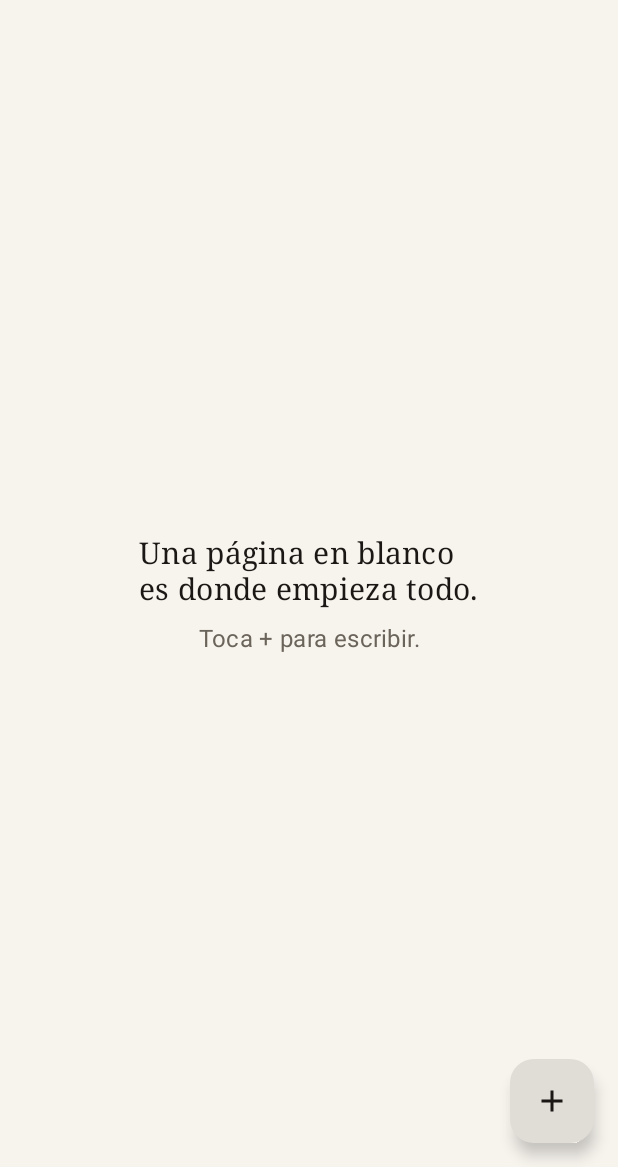
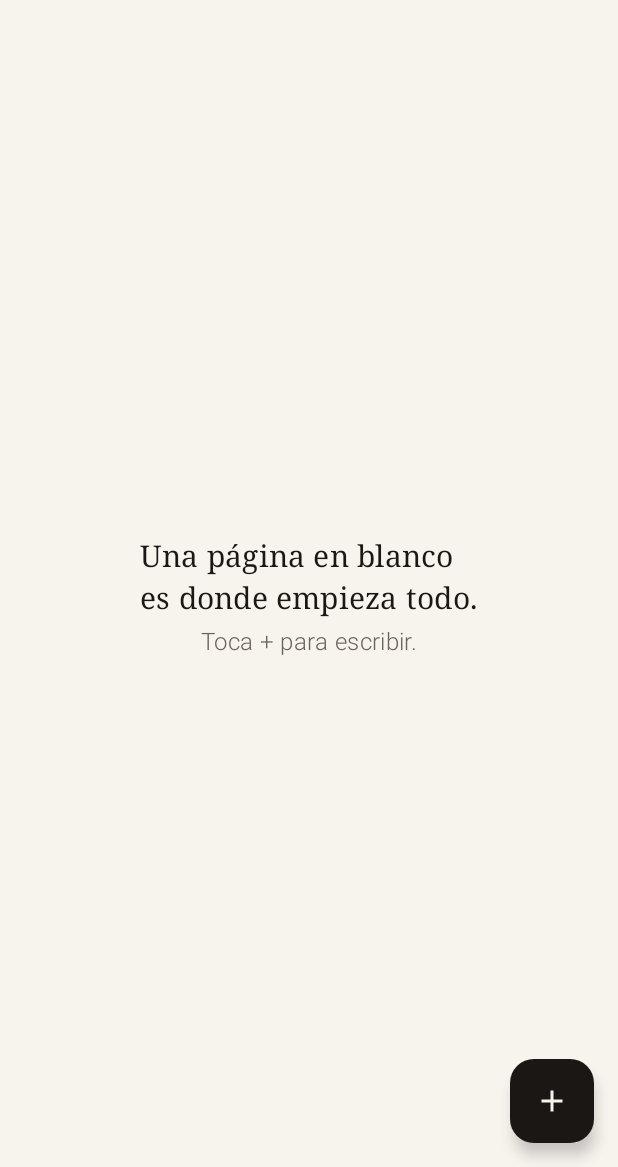
Before and after one commit to wandersepulveda2013/ordia-android, an Android app built with Jetpack Compose: the screen it shows after launch (MainActivity), on a phone screen of 412 x 824 dp, the part 69-1236 px from its top. Run offline under Robolectric (Android 15) with nearby library versions, the phone set to English and light mode, and no system bars; our stand-ins replace Room's generated code.

```diff
--- a/app/src/main/java/com/ordia/app/ui/screens/NotesListScreen.kt
+++ b/app/src/main/java/com/ordia/app/ui/screens/NotesListScreen.kt
@@ -12,6 +12,7 @@ import androidx.compose.foundation.layout.size
 import androidx.compose.foundation.lazy.LazyColumn
 import androidx.compose.foundation.lazy.items
 import androidx.compose.material.icons.Icons
+import androidx.compose.material.icons.automirrored.outlined.ArrowForward
 import androidx.compose.material.icons.outlined.Add
 import androidx.compose.material.icons.outlined.MoreVert
 import androidx.compose.material.icons.outlined.PushPin
@@ -37,6 +38,7 @@ import androidx.compose.ui.Modifier
 import androidx.compose.ui.text.style.TextOverflow
 import androidx.compose.ui.unit.dp
 import com.ordia.app.data.NoteEntity
+import com.ordia.app.ui.components.OrdiaSurface
 import java.text.DateFormat
 import java.util.Date
 
@@ -49,6 +51,7 @@ fun NotesListScreen(
     onDeleteNote: (NoteEntity) -> Unit,
     onTogglePin: (NoteEntity) -> Unit,
 ) {
+    OrdiaSurface {
       Scaffold(
         topBar = {
             TopAppBar(
@@ -62,11 +65,11 @@ fun NotesListScreen(
         floatingActionButton = {
             FloatingActionButton(
                 onClick = onCreateNote,
-                containerColor = MaterialTheme.colorScheme.background,
-                contentColor = MaterialTheme.colorScheme.onBackground,
+                containerColor = MaterialTheme.colorScheme.primary,
+                contentColor = MaterialTheme.colorScheme.onPrimary,
             ) { Icon(Icons.Outlined.Add, contentDescription = "Nueva nota") }
         },
-        containerColor = MaterialTheme.colorScheme.background,
+        containerColor = androidx.compose.ui.graphics.Color.Transparent,
       ) { padding ->
           if (notes.isEmpty()) {
               EmptyState(padding)
@@ -78,6 +81,7 @@ fun NotesListScreen(
                   items(notes, key = { it.id }) { note ->
                       NoteRow(note, onOpenNote, onTogglePin, onDeleteNote)
                       HorizontalDivider(color = MaterialTheme.colorScheme.outline.copy(alpha = 0.4f))
+                  }
               }
           }
       }
--- a/app/src/main/java/com/ordia/app/ui/theme/Theme.kt
+++ b/app/src/main/java/com/ordia/app/ui/theme/Theme.kt
@@ -46,18 +46,9 @@ fun NotepadTheme(
     darkTheme: Boolean = isSystemInDarkTheme(),
     content: @Composable () -> Unit,
 ) {
-    val base = Typography()
-    val type = Typography(
-        bodyLarge = base.bodyLarge.copy(fontSize = 17.sp, lineHeight = 28.sp),
-        bodyMedium = base.bodyMedium.copy(fontSize = 16.sp, lineHeight = 26.sp),
-        titleLarge = base.titleLarge.copy(fontFamily = FontFamily.Serif, fontSize = 24.sp),
-        titleMedium = base.titleMedium.copy(fontFamily = FontFamily.Serif, fontSize = 20.sp),
-        titleSmall = base.titleSmall.copy(fontFamily = FontFamily.Serif),
-        labelSmall = base.labelSmall.copy(fontSize = 11.sp),
-    )
     MaterialTheme(
         colorScheme = if (darkTheme) DarkPaper else LightPaper,
-        typography = type,
+        typography = Typography,
         content = content,
     )
 }
--- /dev/null
+++ b/app/src/main/java/com/ordia/app/ui/theme/Type.kt
@@ -0,0 +1,52 @@
+package com.ordia.app.ui.theme
+
+import androidx.compose.material3.Typography
+import androidx.compose.ui.text.TextStyle
+import androidx.compose.ui.text.font.FontFamily
+import androidx.compose.ui.text.font.FontWeight
+import androidx.compose.ui.unit.sp
+
+val Typography = Typography(
+    bodyLarge = TextStyle(
+        fontFamily = FontFamily.Default,
+        fontWeight = FontWeight.Normal,
+        fontSize = 17.sp,
+        lineHeight = 28.sp,
+        letterSpacing = 0.5.sp
+    ),
+    bodyMedium = TextStyle(
+        fontFamily = FontFamily.Default,
+        fontWeight = FontWeight.Light,
+        fontSize = 16.sp,
+        lineHeight = 26.sp,
+        letterSpacing = 0.25.sp
+    ),
+    titleLarge = TextStyle(
+        fontFamily = FontFamily.Serif,
+        fontWeight = FontWeight.Medium,
+        fontSize = 24.sp,
+        lineHeight = 32.sp,
+        letterSpacing = 0.sp
+    ),
+    titleMedium = TextStyle(
+        fontFamily = FontFamily.Serif,
+        fontWeight = FontWeight.Medium,
+        fontSize = 20.sp,
+        lineHeight = 28.sp,
+        letterSpacing = 0.15.sp
+    ),
+    titleSmall = TextStyle(
+        fontFamily = FontFamily.Serif,
+        fontWeight = FontWeight.Medium,
+        fontSize = 16.sp,
+        lineHeight = 24.sp,
+        letterSpacing = 0.1.sp
+    ),
+    labelSmall = TextStyle(
+        fontFamily = FontFamily.Default,
+        fontWeight = FontWeight.Light,
+        fontSize = 11.sp,
+        lineHeight = 16.sp,
+        letterSpacing = 0.5.sp
+    )
+)
```
Also changed, not shown: app/src/main/java/com/ordia/app/ui/NotepadViewModel.kt (+11 -3 lines), app/src/main/java/com/ordia/app/ui/components/OrdiaDesignSystem.kt (added, +84 -0 lines), app/src/main/java/com/ordia/app/ui/screens/NoteEditorScreen.kt (+13 -17 lines), 1 other file. Lines whose indentation alone changed are shown as unchanged.
